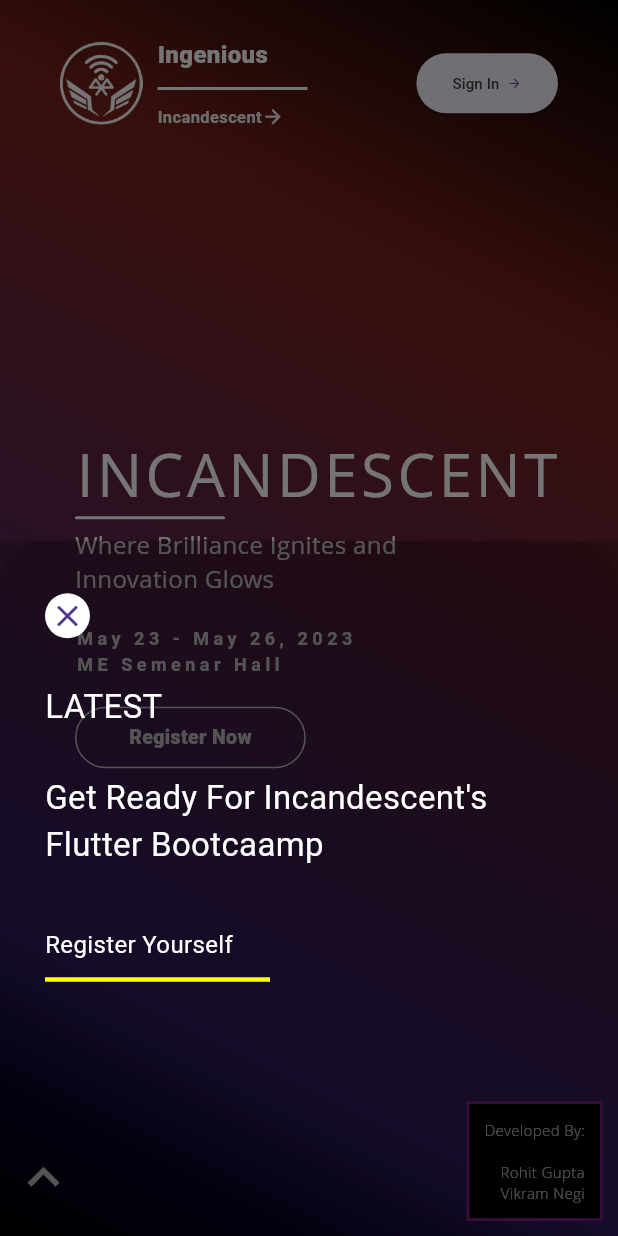
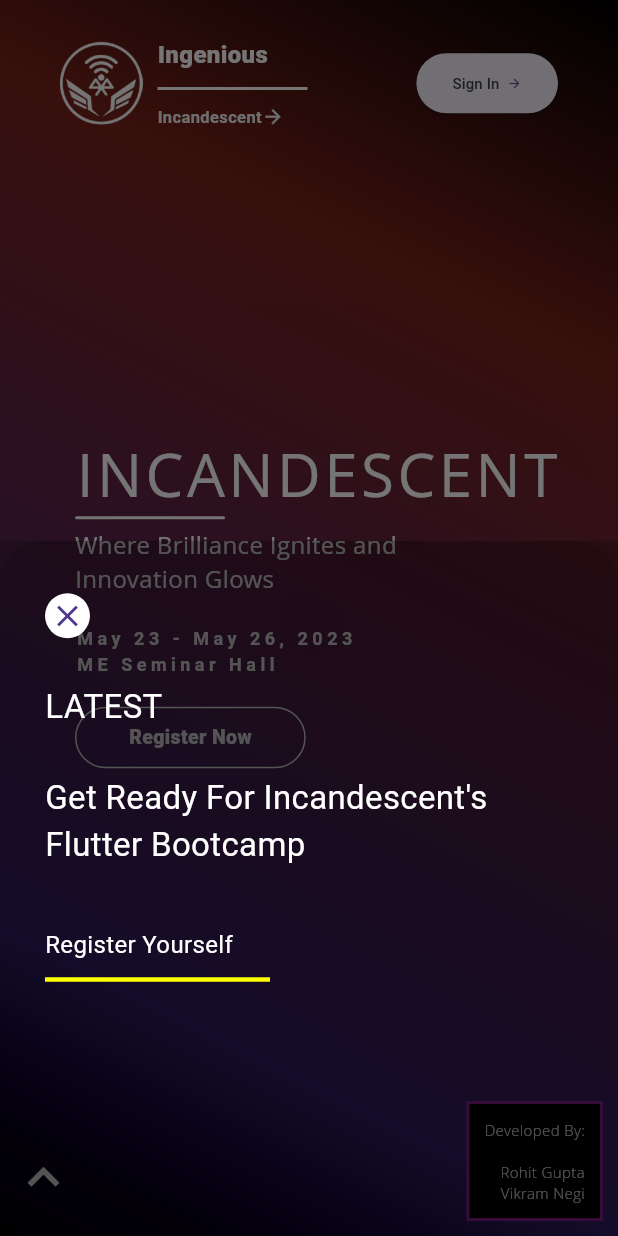
Before and after one commit to Ri-2020/RTS, a Flutter app: the screen it shows after launch, after a tap on the "keyboard arrow up" icon, on a phone screen of 412 x 824 dp. Run offline on Flutter 3.47's test engine with Material 2 defaults, Android fonts, the phone set to English and light mode, and no system bars; our stand-ins replace get, shared_preferences; missing offline and left inert: side_navigation; accounts and stored records are empty; Roboto replaces fonts that are missing (Open Sans, openSans).

Commit message:
some modification

```diff
--- a/lib/ui/main/main_home.dart
+++ b/lib/ui/main/main_home.dart
@@ -218,7 +218,7 @@ class _MainHomePageState extends State<MainHomePage> {
                                         color: Colors.white)),
                                 const SizedBox(height: 30),
                                 const Text(
-                                    "Get Ready For ${UseString.short_website_name}'s Flutter Bootcaamp",
+                                    "Get Ready For ${UseString.short_website_name}'s Flutter Bootcamp",
                                     style: TextStyle(
                                         fontFamily: UseString.font_family,
                                         fontSize: 22,
@@ -306,8 +306,8 @@ class _MainHomePageState extends State<MainHomePage> {
                           padding: const EdgeInsets.symmetric(vertical: 20),
                           child: Text(
                               width < 600
-                                  ? "May 23 - May 26, 2023 \nME Semenar Hall"
-                                  : "May 23 - May 26, 2023 | ME Semenar Hall",
+                                  ? "May 23 - May 26, 2023 \nME Seminar Hall"
+                                  : "May 23 - May 26, 2023 | ME Seminar Hall",
                               style: TextStyle(
                                 fontFamily: UseString.font_family,
                                 fontSize: width < 600 ? 12 : 18,
```
